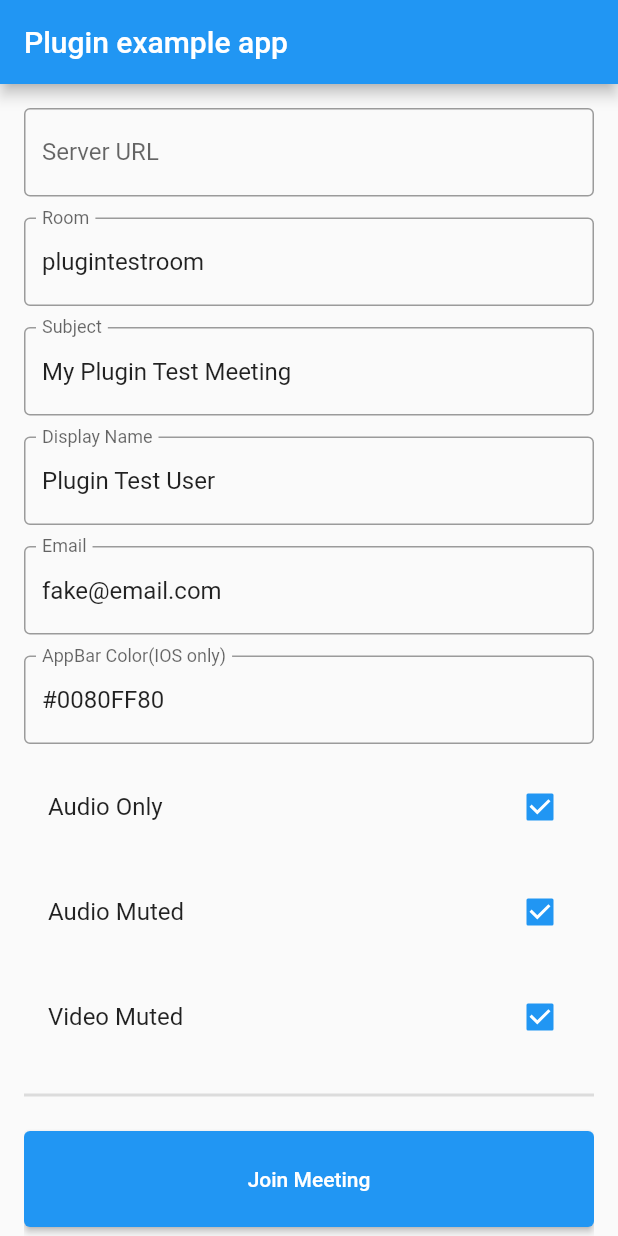
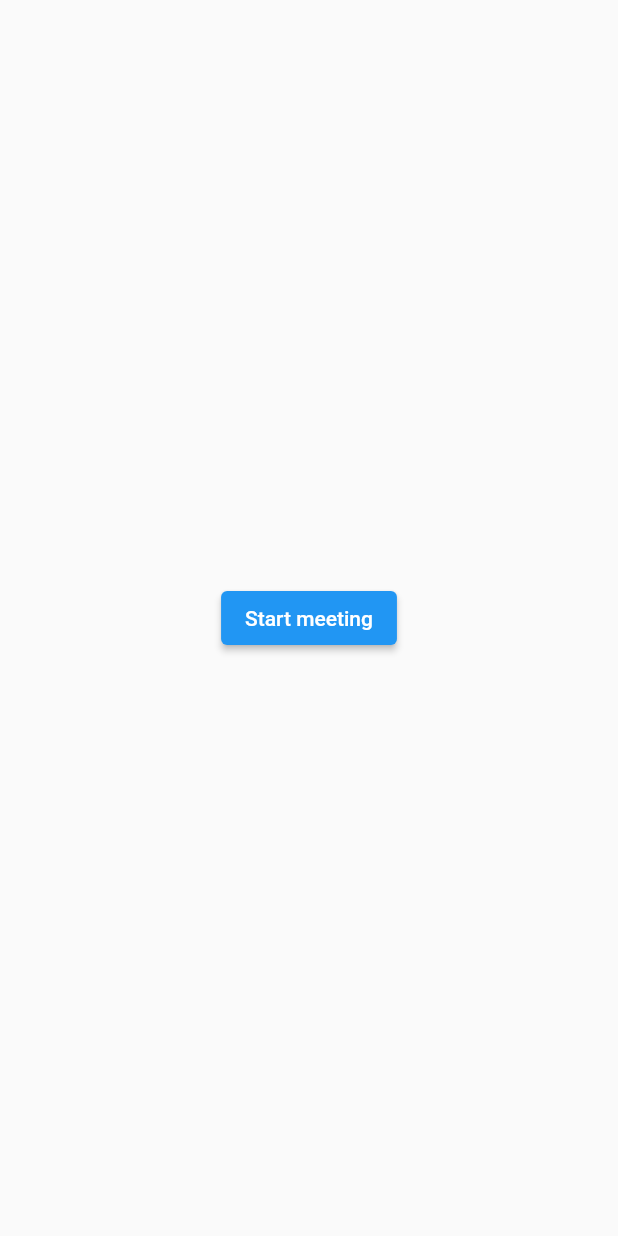
Before and after one commit to pawanbhardwaj/Meeting-app, a Flutter app: the screen it shows after launch, on a phone screen of 412 x 824 dp. Run offline on Flutter 3.47's test engine with Material 2 defaults, Android fonts, the phone set to English and light mode, and no system bars.

Commit message:
removed jitsi and added url launcher

```diff
--- a/lib/main.dart
+++ b/lib/main.dart
@@ -1,8 +1,10 @@
 import 'dart:io';
+import 'dart:math';
 
 import 'package:flutter/foundation.dart';
 import 'package:flutter/material.dart';
-import 'package:jitsi_meet/jitsi_meet.dart';
+// import 'package:jitsi_meet/jitsi_meet.dart';
+import 'package:testapp/test.dart';
 
 void main() => runApp(const MyApp());
 
@@ -11,301 +13,323 @@ class MyApp extends StatelessWidget {
 
   @override
   Widget build(BuildContext context) {
-    return const MaterialApp(
-        debugShowCheckedModeBanner: false, home: Meeting());
+    return const MaterialApp(debugShowCheckedModeBanner: false, home: Test());
   }
 }
 
-class Meeting extends StatefulWidget {
-  const Meeting({Key? key}) : super(key: key);
+// class Meeting extends StatefulWidget {
+//   const Meeting({Key? key}) : super(key: key);
 
-  @override
-  _MeetingState createState() => _MeetingState();
-}
+//   @override
+//   _MeetingState createState() => _MeetingState();
+// }
 
-class _MeetingState extends State<Meeting> {
-  final serverText = TextEditingController();
-  final roomText = TextEditingController(text: "plugintestroom");
-  final subjectText = TextEditingController(text: "My Plugin Test Meeting");
-  final nameText = TextEditingController(text: "Plugin Test User");
-  final emailText = TextEditingController(text: "fake@email.com");
-  final iosAppBarRGBAColor =
-      TextEditingController(text: "#0080FF80"); //transparent blue
-  bool? isAudioOnly = true;
-  bool? isAudioMuted = true;
-  bool? isVideoMuted = true;
+// class _MeetingState extends State<Meeting> {
+//   static const _chars =
+//       'AaBbCcDdEeFfGgHhIiJjKkLlMmNnOoPpQqRrSsTtUuVvWwXxYyZz1234567890';
+//   final Random _rnd = Random();
 
-  @override
-  void initState() {
-    super.initState();
-    JitsiMeet.addListener(JitsiMeetingListener(
-        onConferenceWillJoin: _onConferenceWillJoin,
-        onConferenceJoined: _onConferenceJoined,
-        onConferenceTerminated: _onConferenceTerminated,
-        onError: _onError));
-  }
+//   String getRandomString(int length) => String.fromCharCodes(Iterable.generate(
+//       length, (_) => _chars.codeUnitAt(_rnd.nextInt(_chars.length))));
+//   // String a =getRandomString(7)
+//   final serverText = TextEditingController();
+//   final roomText = TextEditingController(text: "falZ4ExyCwjyqfphFy");
+//   final subjectText = TextEditingController(text: "My Plugin Test Meeting");
+//   final nameText = TextEditingController(text: "Plugin Test User");
+//   final emailText = TextEditingController(text: "fake@email.com");
+//   final iosAppBarRGBAColor =
+//       TextEditingController(text: "#0080FF80"); //transparent blue
+//   bool? isAudioOnly = true;
+//   bool? isAudioMuted = true;
+//   bool? isVideoMuted = true;
 
-  @override
-  void dispose() {
-    super.dispose();
-    JitsiMeet.removeAllListeners();
-  }
+//   @override
+//   void initState() {
+//     super.initState();
+//     JitsiMeet.addListener(JitsiMeetingListener(
+//         onConferenceWillJoin: _onConferenceWillJoin,
+//         onConferenceJoined: _onConferenceJoined,
+//         onConferenceTerminated: _onConferenceTerminated,
+//         onError: _onError));
+//   }
 
-  @override
-  Widget build(BuildContext context) {
-    double width = MediaQuery.of(context).size.width;
-    return MaterialApp(
-      home: Scaffold(
-        appBar: AppBar(
-          title: const Text('Plugin example app'),
-        ),
-        body: Container(
-          padding: const EdgeInsets.symmetric(
-            horizontal: 16.0,
-          ),
-          child: kIsWeb
-              ? Row(
-                  mainAxisAlignment: MainAxisAlignment.spaceBetween,
-                  children: [
-                    Container(
-                      width: width * 0.30,
-                      child: meetConfig(),
-                    ),
-                    Container(
-                        width: width * 0.60,
-                        child: Padding(
-                          padding: const EdgeInsets.all(8.0),
-                          child: Card(
-                              color: Colors.white54,
-                              child: SizedBox(
-                                width: width * 0.60 * 0.70,
-                                height: width * 0.60 * 0.70,
-                                child: JitsiMeetConferencing(
-                                  extraJS: const [
-                                    // extraJs setup example
-                                    '<script>function echo(){console.log("echo!!!")};</script>',
-                                    '<script src="https://code.jquery.com/jquery-3.5.1.slim.js" integrity="sha256-DrT5NfxfbHvMHux31Lkhxg42LY6of8TaYyK50jnxRnM=" crossorigin="anonymous"></script>'
-                                  ],
-                                ),
-                              )),
-                        ))
-                  ],
-                )
-              : meetConfig(),
-        ),
-      ),
-    );
-  }
+//   @override
+//   void dispose() {
+//     super.dispose();
+//     JitsiMeet.removeAllListeners();
+//   }
 
-  Widget meetConfig() {
-    return SingleChildScrollView(
-      child: Column(
-        children: <Widget>[
-          const SizedBox(
-            height: 16.0,
-          ),
-          TextField(
-            controller: serverText,
-            decoration: const InputDecoration(
-                border: OutlineInputBorder(),
-                labelText: "Server URL",
-                hintText: "Hint: Leave empty for meet.jitsi.si"),
-          ),
-          const SizedBox(
-            height: 14.0,
-          ),
-          TextField(
-            controller: roomText,
-            decoration: const InputDecoration(
-              border: OutlineInputBorder(),
-              labelText: "Room",
-            ),
-          ),
-          const SizedBox(
-            height: 14.0,
-          ),
-          TextField(
-            controller: subjectText,
-            decoration: const InputDecoration(
-              border: OutlineInputBorder(),
-              labelText: "Subject",
-            ),
-          ),
-          const SizedBox(
-            height: 14.0,
-          ),
-          TextField(
-            controller: nameText,
-            decoration: const InputDecoration(
-              border: OutlineInputBorder(),
-              labelText: "Display Name",
-            ),
-          ),
-          const SizedBox(
-            height: 14.0,
-          ),
-          TextField(
-            controller: emailText,
-            decoration: const InputDecoration(
-              border: OutlineInputBorder(),
-              labelText: "Email",
-            ),
-          ),
-          const SizedBox(
-            height: 14.0,
-          ),
-          TextField(
-            controller: iosAppBarRGBAColor,
-            decoration: const InputDecoration(
-                border: OutlineInputBorder(),
-                labelText: "AppBar Color(IOS only)",
-                hintText: "Hint: This HAS to be in HEX RGBA format"),
-          ),
-          const SizedBox(
-            height: 14.0,
-          ),
-          CheckboxListTile(
-            title: const Text("Audio Only"),
-            value: isAudioOnly,
-            onChanged: _onAudioOnlyChanged,
-          ),
-          const SizedBox(
-            height: 14.0,
-          ),
-          CheckboxListTile(
-            title: const Text("Audio Muted"),
-            value: isAudioMuted,
-            onChanged: _onAudioMutedChanged,
-          ),
-          const SizedBox(
-            height: 14.0,
-          ),
-          CheckboxListTile(
-            title: const Text("Video Muted"),
-            value: isVideoMuted,
-            onChanged: _onVideoMutedChanged,
-          ),
-          const Divider(
-            height: 48.0,
-            thickness: 2.0,
-          ),
-          SizedBox(
-            height: 64.0,
-            width: double.maxFinite,
-            child: ElevatedButton(
-              onPressed: () {
-                _joinMeeting();
-              },
-              child: const Text(
-                "Join Meeting",
-                style: TextStyle(color: Colors.white),
-              ),
-              style: ButtonStyle(
-                  backgroundColor:
-                      MaterialStateColor.resolveWith((states) => Colors.blue)),
-            ),
-          ),
-          const SizedBox(
-            height: 48.0,
-          ),
-        ],
-      ),
-    );
-  }
+//   @override
+//   Widget build(BuildContext context) {
+//     double width = MediaQuery.of(context).size.width;
+//     return MaterialApp(
+//       home: Scaffold(
+//         appBar: AppBar(
+//           title: const Text('Plugin example app'),
+//         ),
+//         body: Container(
+//           padding: const EdgeInsets.symmetric(
+//             horizontal: 16.0,
+//           ),
+//           child: kIsWeb
+//               ? Row(
+//                   mainAxisAlignment: MainAxisAlignment.spaceBetween,
+//                   children: [
+//                     Container(
+//                       width: width * 0.30,
+//                       child: meetConfig(),
+//                     ),
+//                     Container(
+//                         width: width * 0.60,
+//                         child: Padding(
+//                           padding: const EdgeInsets.all(8.0),
+//                           child: Card(
+//                               color: Colors.white54,
+//                               child: SizedBox(
+//                                 width: width * 0.60 * 0.70,
+//                                 height: width * 0.60 * 0.70,
+//                                 child: JitsiMeetConferencing(
+//                                   extraJS: const [
+//                                     // extraJs setup example
+//                                     '<script>function echo(){console.log("echo!!!")};</script>',
+//                                     '<script src="https://code.jquery.com/jquery-3.5.1.slim.js" integrity="sha256-DrT5NfxfbHvMHux31Lkhxg42LY6of8TaYyK50jnxRnM=" crossorigin="anonymous"></script>'
+//                                   ],
+//                                 ),
+//                               )),
+//                         ))
+//                   ],
+//                 )
+//               : meetConfig(),
+//         ),
+//       ),
+//     );
+//   }
 
-  _onAudioOnlyChanged(bool? value) {
-    setState(() {
-      isAudioOnly = value;
-    });
-  }
+//   Widget meetConfig() {
+//     return SingleChildScrollView(
+//       child: Column(
+//         children: <Widget>[
+//           const SizedBox(
+//             height: 16.0,
+//           ),
+//           TextField(
+//             controller: serverText,
+//             decoration: const InputDecoration(
+//                 border: OutlineInputBorder(),
+//                 labelText: "Server URL",
+//                 hintText: "Hint: Leave empty for meet.jitsi.si"),
+//           ),
+//           const SizedBox(
+//             height: 14.0,
+//           ),
+//           TextField(
+//             controller: roomText,
+//             decoration: const InputDecoration(
+//               border: OutlineInputBorder(),
+//               labelText: "Room",
+//             ),
+//           ),
+//           const SizedBox(
+//             height: 14.0,
+//           ),
+//           TextField(
+//             controller: subjectText,
+//             decoration: const InputDecoration(
+//               border: OutlineInputBorder(),
+//               labelText: "Subject",
+//             ),
+//           ),
+//           const SizedBox(
+//             height: 14.0,
+//           ),
+//           TextField(
+//             controller: nameText,
+//             decoration: const InputDecoration(
+//               border: OutlineInputBorder(),
+//               labelText: "Display Name",
+//             ),
+//           ),
+//           const SizedBox(
+//             height: 14.0,
+//           ),
+//           TextField(
+//             controller: emailText,
+//             decoration: const InputDecoration(
+//               border: OutlineInputBorder(),
+//               labelText: "Email",
+//             ),
+//           ),
+//           const SizedBox(
+//             height: 14.0,
+//           ),
+//           TextField(
+//             controller: iosAppBarRGBAColor,
+//             decoration: const InputDecoration(
+//                 border: OutlineInputBorder(),
+//                 labelText: "AppBar Color(IOS only)",
+//                 hintText: "Hint: This HAS to be in HEX RGBA format"),
+//           ),
+//           const SizedBox(
+//             height: 14.0,
+//           ),
+//           CheckboxListTile(
+//             title: const Text("Audio Only"),
+//             value: isAudioOnly,
+//             onChanged: _onAudioOnlyChanged,
+//           ),
+//           const SizedBox(
+//             height: 14.0,
+//           ),
+//           CheckboxListTile(
+//             title: const Text("Audio Muted"),
+//             value: isAudioMuted,
+//             onChanged: _onAudioMutedChanged,
+//           ),
+//           const SizedBox(
+//             height: 14.0,
+//           ),
+//           CheckboxListTile(
+//             title: const Text("Video Muted"),
+//             value: isVideoMuted,
+//             onChanged: _onVideoMutedChanged,
+//           ),
+//           const Divider(
+//             height: 48.0,
+//             thickness: 2.0,
+//           ),
+//           SizedBox(
+//             height: 64.0,
+//             width: double.maxFinite,
+//             child: ElevatedButton(
+//               onPressed: () {
+//                 _joinMeeting();
+//               },
+//               child: const Text(
+//                 "Join Meeting",
+//                 style: TextStyle(color: Colors.white),
+//               ),
+//               style: ButtonStyle(
+//                   backgroundColor:
+//                       MaterialStateColor.resolveWith((states) => Colors.blue)),
+//             ),
+//           ),
+//           const SizedBox(
+//             height: 48.0,
+//           ),
+//         ],
+//       ),
+//     );
+//   }
 
-  _onAudioMutedChanged(bool? value) {
-    setState(() {
-      isAudioMuted = value;
-    });
-  }
+//   _onAudioOnlyChanged(bool? value) {
+//     setState(() {
+//       isAudioOnly = value;
+//     });
+//   }
 
-  _onVideoMutedChanged(bool? value) {
-    setState(() {
-      isVideoMuted = value;
-    });
-  }
+//   _onAudioMutedChanged(bool? value) {
+//     setState(() {
+//       isAudioMuted = value;
+//     });
+//   }
 
-  _joinMeeting() async {
-    String? serverUrl = serverText.text.trim().isEmpty ? null : serverText.text;
+//   _onVideoMutedChanged(bool? value) {
+//     setState(() {
+//       isVideoMuted = value;
+//     });
+//   }
 
-    // Enable or disable any feature flag here
-    // If feature flag are not provided, default values will be used
-    // Full list of feature flags (and defaults) available in the README
-    Map<FeatureFlagEnum, bool> featureFlags = {
-      FeatureFlagEnum.WELCOME_PAGE_ENABLED: false,
-    };
-    if (!kIsWeb) {
-      // Here is an example, disabling features for each platform
-      if (Platform.isAndroid) {
-        // Disable ConnectionService usage on Android to avoid issues (see README)
-        featureFlags[FeatureFlagEnum.CALL_INTEGRATION_ENABLED] = false;
-      } else if (Platform.isIOS) {
-        // Disable PIP on iOS as it looks weird
-        featureFlags[FeatureFlagEnum.PIP_ENABLED] = false;
-      }
-    }
-    // Define meetings options here
-    var options = JitsiMeetingOptions(room: roomText.text)
-      ..serverURL = serverUrl
-      ..subject = subjectText.text
-      ..userDisplayName = nameText.text
-      ..userEmail = emailText.text
-      ..iosAppBarRGBAColor = iosAppBarRGBAColor.text
-      ..audioOnly = isAudioOnly
-      ..audioMuted = isAudioMuted
-      ..videoMuted = isVideoMuted
-      ..featureFlags.addAll(featureFlags)
-      ..webOptions = {
-        "roomName": roomText.text,
-        "width": "100%",
-        "height": "100%",
-        "enableWelcomePage": false,
-        "chromeExtensionBanner": null,
-        "userInfo": {"displayName": nameText.text}
-      };
+//   _joinMeeting() async {
+//     String? serverUrl = serverText.text.trim().isEmpty ? null : serverText.text;
 
-    debugPrint("JitsiMeetingOptions: $options");
-    await JitsiMeet.joinMeeting(
-      options,
-      listener: JitsiMeetingListener(
-          onConferenceWillJoin: (message) {
-            debugPrint("${options.room} will join with message: $message");
-          },
-          onConferenceJoined: (message) {
-            debugPrint("${options.room} joined with message: $message");
-          },
-          onConferenceTerminated: (message) {
-            debugPrint("${options.room} terminated with message: $message");
-          },
-          genericListeners: [
-            JitsiGenericListener(
-                eventName: 'readyToClose',
-                callback: (dynamic message) {
-                  debugPrint("readyToClose callback");
-                }),
-          ]),
-    );
-  }
+//     // Enable or disable any feature flag here
+//     // If feature flag are not provided, default values will be used
+//     // Full list of feature flags (and defaults) available in the README
+//     Map<FeatureFlagEnum, bool> featureFlags = {
+//       FeatureFlagEnum.WELCOME_PAGE_ENABLED: false,
+//     };
+//     if (!kIsWeb) {
+//       // Here is an example, disabling features for each platform
+//       if (Platform.isAndroid) {
+//         // Disable ConnectionService usage on Android to avoid issues (see README)
+//         featureFlags[FeatureFlagEnum.CALL_INTEGRATION_ENABLED] = false;
+//         featureFlags[FeatureFlagEnum.ADD_PEOPLE_ENABLED] = false;
+//         featureFlags[FeatureFlagEnum.CALENDAR_ENABLED] = false;
+//         featureFlags[FeatureFlagEnum.CALL_INTEGRATION_ENABLED] = false;
+//         featureFlags[FeatureFlagEnum.CLOSE_CAPTIONS_ENABLED] = false;
+//         featureFlags[FeatureFlagEnum.CHAT_ENABLED] = true;
+//         featureFlags[FeatureFlagEnum.INVITE_ENABLED] = false;
+//         featureFlags[FeatureFlagEnum.IOS_RECORDING_ENABLED] = false;
+//         featureFlags[FeatureFlagEnum.LIVE_STREAMING_ENABLED] = false;
+//         featureFlags[FeatureFlagEnum.MEETING_NAME_ENABLED] = false;
+//         featureFlags[FeatureFlagEnum.MEETING_PASSWORD_ENABLED] = false;
+//         featureFlags[FeatureFlagEnum.PIP_ENABLED] = false;
+//         featureFlags[FeatureFlagEnum.RAISE_HAND_ENABLED] = false;
+//         featureFlags[FeatureFlagEnum.RECORDING_ENABLED] = false;
+//         featureFlags[FeatureFlagEnum.TILE_VIEW_ENABLED] = false;
+//         featureFlags[FeatureFlagEnum.TOOLBOX_ALWAYS_VISIBLE] = false;
+//         featureFlags[FeatureFlagEnum.WELCOME_PAGE_ENABLED] = false;
+//       } else if (Platform.isIOS) {
+//         // Disable PIP on iOS as it looks weird
+//         featureFlags[FeatureFlagEnum.PIP_ENABLED] = false;
+//       }
+//     }
+//     // Define meetings options here
+//     var options = JitsiMeetingOptions(room: roomText.text)
+//       ..serverURL = serverUrl
+//       ..subject = subjectText.text
+//       ..userDisplayName = nameText.text
+//       ..userEmail = emailText.text
+//       ..iosAppBarRGBAColor = iosAppBarRGBAColor.text
+//       ..audioOnly = isAudioOnly
+//       ..audioMuted = isAudioMuted
+//       ..videoMuted = isVideoMuted
+//       ..featureFlags.addAll(featureFlags)
+//       ..webOptions = {
+//         "roomName": roomText.text,
+//         "width": "100%",
+//         "height": "100%",
+//         "enableWelcomePage": false,
+//         "chromeExtensionBanner": null,
+//         "userInfo": {"displayName": nameText.text}
+//       };
 
-  void _onConferenceWillJoin(message) {
-    debugPrint("_onConferenceWillJoin broadcasted with message: $message");
-  }
+//     debugPrint("JitsiMeetingOptions: $options");
+//     await JitsiMeet.joinMeeting(
+//       options,
+//       listener: JitsiMeetingListener(
+//           onConferenceWillJoin: (message) {
+//             debugPrint("${options.room} will join with message: $message");
+//           },
+//           onConferenceJoined: (message) {
+//             debugPrint("${options.room} joined with message: $message");
+//           },
+//           onConferenceTerminated: (message) {
+//             debugPrint("${options.room} terminated with message: $message");
+//           },
+//           genericListeners: [
+//             JitsiGenericListener(
+//                 eventName: 'readyToClose',
+//                 callback: (dynamic message) {
+//                   debugPrint("readyToClose callback");
+//                 }),
+//           ]),
+//     );
+//   }
 
-  void _onConferenceJoined(message) {
-    debugPrint("_onConferenceJoined broadcasted with message: $message");
-  }
+//   void _onConferenceWillJoin(message) {
+//     debugPrint("_onConferenceWillJoin broadcasted with message: $message");
+//   }
 
-  void _onConferenceTerminated(message) {
-    debugPrint("_onConferenceTerminated broadcasted with message: $message");
-  }
+//   void _onConferenceJoined(message) {
+//     debugPrint("_onConferenceJoined broadcasted with message: $message");
+//   }
 
-  _onError(error) {
-    debugPrint("_onError broadcasted: $error");
-  }
-}
+//   void _onConferenceTerminated(message) {
+//     debugPrint("_onConferenceTerminated broadcasted with message: $message");
+//   }
+
+//   _onError(error) {
+//     debugPrint("_onError broadcasted: $error");
+//   }
+// }
--- /dev/null
+++ b/lib/test.dart
@@ -0,0 +1,29 @@
+import 'package:flutter/material.dart';
+import 'package:url_launcher/url_launcher.dart';
+
+class Test extends StatefulWidget {
+  const Test({Key? key}) : super(key: key);
+
+  @override
+  _TestState createState() => _TestState();
+}
+
+class _TestState extends State<Test> {
+  @override
+  Widget build(BuildContext context) {
+    return Scaffold(
+      body: Center(
+        child: ElevatedButton(
+          onPressed: () {
+            launch(
+              "https://vigilant-franklin-a0dc67.netlify.app",
+              forceWebView: true,
+              enableJavaScript: true,
+            );
+          },
+          child: const Text("Start meeting"),
+        ),
+      ),
+    );
+  }
+}
--- a/pubspec.yaml
+++ b/pubspec.yaml
@@ -34,7 +34,9 @@ dependencies:
   # The following adds the Cupertino Icons font to your application.
   # Use with the CupertinoIcons class for iOS style icons.
   cupertino_icons: ^1.0.2
-  jitsi_meet: ^4.0.0
+  url_launcher:
+  webview_flutter: ^3.0.0
+
 
 dev_dependencies:
   flutter_test:
```
Also changed, not shown: pubspec.lock, 3 other files.
